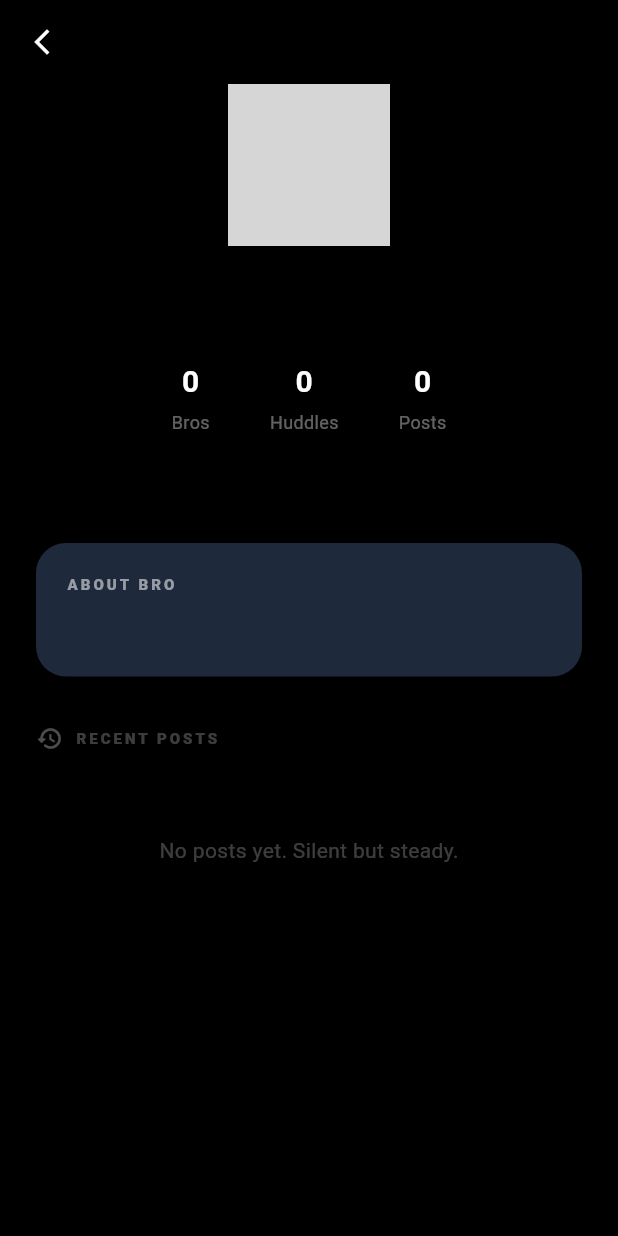
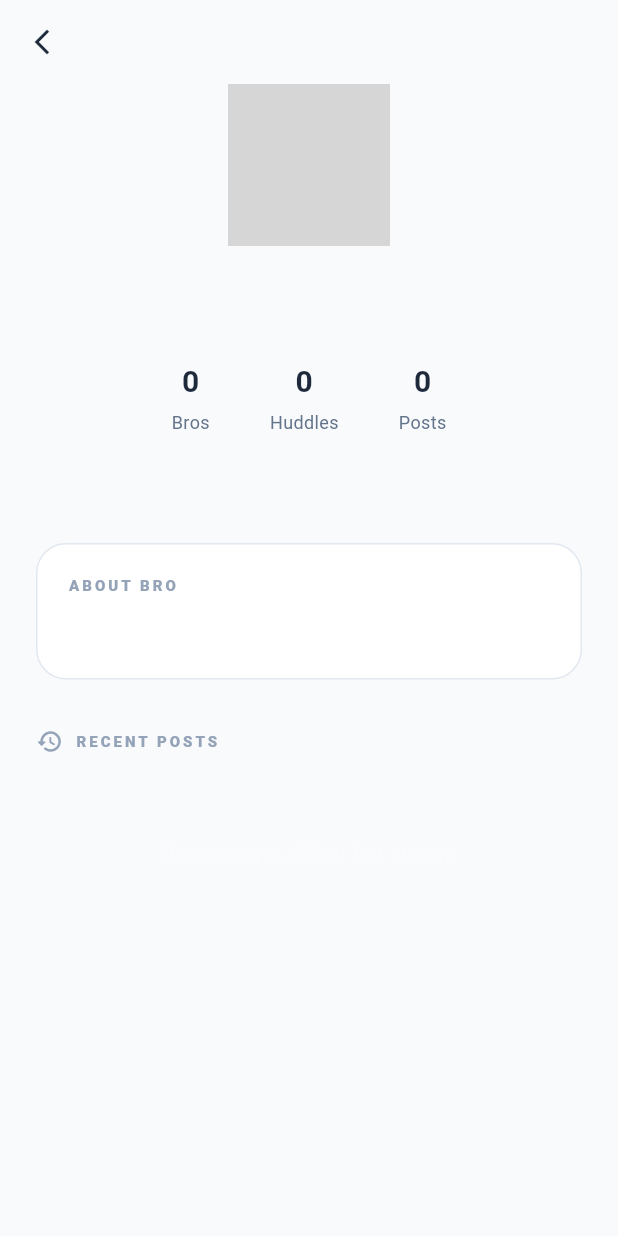
Before and after one commit to AdamDono/Brosky, a Flutter app: the PublicProfileScreen screen opened directly with empty values, on a phone screen of 412 x 824 dp. Run offline on Flutter 3.47's test engine with Material 3 defaults, Android fonts, the phone set to English and light mode, and no system bars; our stand-ins replace flutter_riverpod, geolocator, google_fonts, hugeicons, image_picker, supabase_flutter and 1 more; accounts and stored records are empty; network calls fail; grey boxes are pictures that could not be loaded.

```diff
--- a/lib/src/features/feed/presentation/public_profile_screen.dart
+++ b/lib/src/features/feed/presentation/public_profile_screen.dart
@@ -254,25 +254,25 @@ class _PublicProfileScreenState extends State<PublicProfileScreen> {
     final isMe = widget.userId == Supabase.instance.client.auth.currentUser?.id;
 
     return Scaffold(
-      backgroundColor: Colors.black,
+      backgroundColor: const Color(0xFFF8FAFC),
       appBar: AppBar(
         backgroundColor: Colors.transparent,
         elevation: 0,
         leading: IconButton(
-          icon: const Icon(Icons.arrow_back_ios_new, color: Colors.white, size: 20),
+          icon: const Icon(Icons.arrow_back_ios_new, color: Color(0xFF1E293B), size: 20),
           onPressed: () => Navigator.pop(context),
         ),
         actions: isMe ? [] : [
           PopupMenuButton<String>(
-            icon: const Icon(Icons.more_vert_rounded, color: Colors.white, size: 22),
-            color: const Color(0xFF1E293B),
-            shape: RoundedRectangleBorder(borderRadius: BorderRadius.circular(12)),
+            icon: const Icon(Icons.more_vert_rounded, color: Color(0xFF1E293B), size: 22),
+            color: Colors.white,
+            shape: RoundedRectangleBorder(borderRadius: BorderRadius.circular(16)),
             onSelected: (value) {
               if (value == 'report') _reportUser();
               if (value == 'block') _blockUser();
             },
             itemBuilder: (ctx) => [
-              const PopupMenuItem(value: 'report', child: Row(children: [Icon(Icons.flag_outlined, color: Colors.white70, size: 18), SizedBox(width: 10), Text('Report User', style: TextStyle(fontFamily: '.SF Pro Display', color: Colors.white, fontSize: 14, fontWeight: FontWeight.w600))])),
+              const PopupMenuItem(value: 'report', child: Row(children: [Icon(Icons.flag_outlined, color: Color(0xFF64748B), size: 18), SizedBox(width: 10), Text('Report User', style: TextStyle(fontFamily: '.SF Pro Display', color: Color(0xFF1E293B), fontSize: 14, fontWeight: FontWeight.w600))])),
               const PopupMenuItem(value: 'block', child: Row(children: [Icon(Icons.block_rounded, color: Colors.redAccent, size: 18), SizedBox(width: 10), Text('Block User', style: TextStyle(fontFamily: '.SF Pro Display', color: Colors.redAccent, fontSize: 14, fontWeight: FontWeight.w600))])),
             ],
           ),
@@ -322,15 +322,15 @@ class _PublicProfileScreenState extends State<PublicProfileScreen> {
                       Center(
                         child: CircleAvatar(
                           radius: 54,
-                          backgroundColor: Colors.white10,
+                          backgroundColor: const Color(0xFFE2E8F0),
                           backgroundImage: avatarUrl != null ? NetworkImage(avatarUrl) : null,
-                          child: avatarUrl == null ? const Icon(Icons.person_rounded, size: 60, color: Colors.white24) : null,
+                          child: avatarUrl == null ? const Icon(Icons.person_rounded, size: 60, color: Color(0xFF94A3B8)) : null,
                         ),
                       ),
                       const SizedBox(height: 20),
                       Text(
                         username,
-                        style: TextStyle(fontFamily: '.SF Pro Display', fontSize: 28, fontWeight: FontWeight.bold, color: Colors.white),
+                        style: const TextStyle(fontFamily: '.SF Pro Display', fontSize: 28, fontWeight: FontWeight.bold, color: Color(0xFF1E293B)),
                       ),
                       const SizedBox(height: 16),
 
@@ -354,8 +354,8 @@ class _PublicProfileScreenState extends State<PublicProfileScreen> {
                             context,
                             'CONNECT',
                             Icons.handshake_rounded,
+                            const Color(0xFF14B8A6),
                             Colors.white,
-                            Colors.black,
                             () => _handleConnection(context, profile, conversation)
                           )
                         else if (conversation['status'] == 'accepted')
@@ -364,16 +364,16 @@ class _PublicProfileScreenState extends State<PublicProfileScreen> {
                               Container(
                                 padding: const EdgeInsets.symmetric(horizontal: 12, vertical: 6),
                                 decoration: BoxDecoration(
-                                  color: Colors.white.withOpacity(0.05),
+                                  color: const Color(0xFFF1F5F9),
                                   borderRadius: BorderRadius.circular(20),
-                                  border: Border.all(color: Colors.white24, width: 1),
+                                  border: Border.all(color: const Color(0xFFE2E8F0), width: 1),
                                 ),
-                                child: Row(
+                                child: const Row(
                                   mainAxisSize: MainAxisSize.min,
                                   children: [
-                                    const Icon(Icons.verified_rounded, color: Colors.white, size: 14),
-                                    const SizedBox(width: 6),
-                                    Text('CONNECTED BROS', style: TextStyle(fontFamily: '.SF Pro Display', color: Colors.white, fontWeight: FontWeight.w900, fontSize: 10, letterSpacing: 1.2)),
+                                    Icon(Icons.verified_rounded, color: Color(0xFF14B8A6), size: 14),
+                                    SizedBox(width: 6),
+                                    Text('CONNECTED BROS', style: TextStyle(fontFamily: '.SF Pro Display', color: Color(0xFF14B8A6), fontWeight: FontWeight.w900, fontSize: 10, letterSpacing: 1.2)),
                                   ],
                                 ),
                               ),
@@ -382,8 +382,8 @@ class _PublicProfileScreenState extends State<PublicProfileScreen> {
                                 context,
                                 'MESSAGE',
                                 Icons.chat_bubble_outline,
+                                const Color(0xFF1E293B),
                                 Colors.white,
-                                Colors.black,
                                 () => _handleConnection(context, profile, conversation)
                               ),
                             ],
@@ -394,8 +394,8 @@ class _PublicProfileScreenState extends State<PublicProfileScreen> {
                               context,
                               'REQUEST SENT',
                               Icons.check,
-                              Colors.white10,
-                              Colors.white54,
+                              const Color(0xFFF1F5F9),
+                              const Color(0xFF94A3B8),
                               null // Disabled
                             )
                           else
@@ -406,7 +406,7 @@ class _PublicProfileScreenState extends State<PublicProfileScreen> {
                                   context,
                                   'DECLINE',
                                   Icons.close,
-                                  Colors.redAccent.withOpacity(0.2),
+                                  const Color(0xFFFEE2E2),
                                   Colors.redAccent,
                                   () async {
                                     await Supabase.instance.client.from('conversations').delete().eq('id', conversation['id']);
@@ -422,8 +422,8 @@ class _PublicProfileScreenState extends State<PublicProfileScreen> {
                                   context,
                                   'ACCEPT',
                                   Icons.check_rounded,
+                                  const Color(0xFF14B8A6),
                                   Colors.white,
-                                  Colors.black,
                                   () async {
                                     try {
                                       final currentConv = conversation;
@@ -472,13 +472,13 @@ class _PublicProfileScreenState extends State<PublicProfileScreen> {
                             children: vibes.map((vibe) => Container(
                               padding: const EdgeInsets.symmetric(horizontal: 12, vertical: 6),
                               decoration: BoxDecoration(
-                                color: Colors.white.withOpacity(0.05),
+                                color: const Color(0xFFF1F5F9),
                                 borderRadius: BorderRadius.circular(10),
-                                border: Border.all(color: Colors.white10, width: 1),
+                                border: Border.all(color: const Color(0xFFE2E8F0), width: 1),
                               ),
                               child: Text(
                                 vibe.toUpperCase(),
-                                style: const TextStyle(color: Colors.white70, fontSize: 10, fontWeight: FontWeight.w900, letterSpacing: 0.5),
+                                style: const TextStyle(fontFamily: '.SF Pro Display', color: Color(0xFF64748B), fontSize: 10, fontWeight: FontWeight.w900, letterSpacing: 0.5),
                               ),
                             )).toList(),
                         ),
@@ -487,37 +487,38 @@ class _PublicProfileScreenState extends State<PublicProfileScreen> {
                         width: double.infinity,
                         padding: const EdgeInsets.all(20),
                         decoration: BoxDecoration(
-                          color: const Color(0xFF1E293B),
+                          color: Colors.white,
                           borderRadius: BorderRadius.circular(20),
+                          border: Border.all(color: const Color(0xFFE2E8F0), width: 1),
                         ),
                         child: Column(
                           crossAxisAlignment: CrossAxisAlignment.start,
                           children: [
-                            Text(
+                            const Text(
                               'ABOUT BRO',
                               style: TextStyle(fontFamily: '.SF Pro Display',
                                 fontSize: 10,
                                 fontWeight: FontWeight.w900,
-                                color: Colors.white54,
+                                color: Color(0xFF94A3B8),
                                 letterSpacing: 2,
                               ),
                             ),
                             const SizedBox(height: 12),
                             Text(
                               bio,
-                              style: TextStyle(fontFamily: '.SF Pro Display', fontSize: 15, color: Colors.white, height: 1.6),
+                              style: const TextStyle(fontFamily: '.SF Pro Display', fontSize: 15, color: Color(0xFF334155), height: 1.6),
                             ),
                           ],
                         ),
                       ),
                       const SizedBox(height: 32),
-                      Row(
+                      const Row(
                         children: [
-                          const Icon(Icons.history_rounded, color: Colors.white30, size: 18),
-                          const SizedBox(width: 8),
+                          Icon(Icons.history_rounded, color: Color(0xFF94A3B8), size: 18),
+                          SizedBox(width: 8),
                           Text(
                             'RECENT POSTS',
-                            style: TextStyle(fontFamily: '.SF Pro Display', fontSize: 10, fontWeight: FontWeight.w900, color: Colors.white24, letterSpacing: 2),
+                            style: TextStyle(fontFamily: '.SF Pro Display', fontSize: 10, fontWeight: FontWeight.w900, color: Color(0xFF94A3B8), letterSpacing: 2),
                           ),
                         ],
                       ),
@@ -562,9 +563,9 @@ class _PublicProfileScreenState extends State<PublicProfileScreen> {
   Widget _buildStatColumn(String value, String label) {
     return Column(
       children: [
-        Text(value, style: TextStyle(fontFamily: '.SF Pro Display', fontSize: 20, fontWeight: FontWeight.bold, color: Colors.white)),
+        Text(value, style: const TextStyle(fontFamily: '.SF Pro Display', fontSize: 20, fontWeight: FontWeight.bold, color: Color(0xFF1E293B))),
         const SizedBox(height: 4),
-        Text(label, style: const TextStyle(fontSize: 12, color: Colors.white38)),
+        Text(label, style: const TextStyle(fontFamily: '.SF Pro Display', fontSize: 12, color: Color(0xFF64748B))),
       ],
     );
   }
@@ -582,8 +583,8 @@ class _PublicProfileScreenState extends State<PublicProfileScreen> {
           foregroundColor: fgColor,
           elevation: 0,
           shape: RoundedRectangleBorder(borderRadius: BorderRadius.circular(12)),
-          disabledBackgroundColor: Colors.white12,
-          disabledForegroundColor: Colors.white38,
+          disabledBackgroundColor: const Color(0xFFF1F5F9),
+          disabledForegroundColor: const Color(0xFF94A3B8),
         ),
       ),
     );
```
